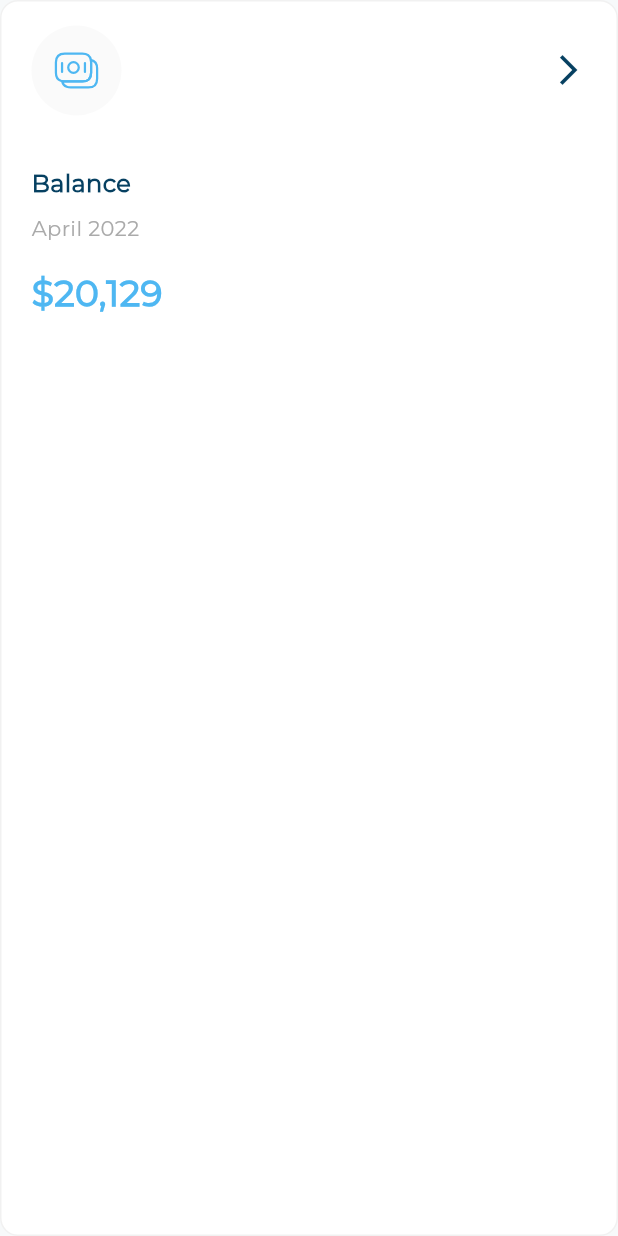
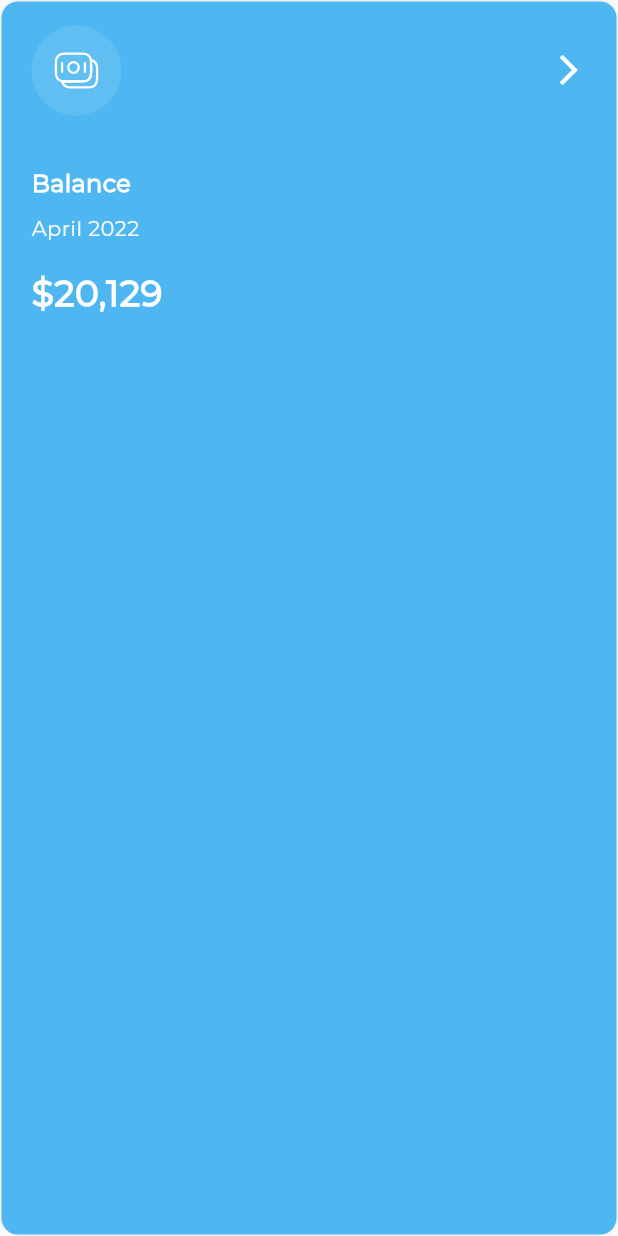
Before and after one commit to Nidhal-Khazene/Invoicing-Dashboard, a Flutter app: the ActiveAllExpensesItem widget shown alone on an empty page, opened directly with sample values from the repository, on a phone screen of 412 x 824 dp. Run offline on Flutter 3.47's test engine with Material 3 defaults, Android fonts, the phone set to English and light mode, and no system bars; our stand-ins replace flutter_svg.

Commit message:
active all expenses item part 1

```diff
--- a/lib/widgets/Active_and_inactive_all_expenses_item.dart
+++ b/lib/widgets/Active_and_inactive_all_expenses_item.dart
@@ -49,7 +49,7 @@ class ActiveAllExpensesItem extends StatelessWidget {
     return Container(
       padding: const EdgeInsets.symmetric(horizontal: 20, vertical: 16),
       decoration: ShapeDecoration(
-        color: Colors.white,
+        color: const Color(0xff4EB7F2),
         shape: RoundedRectangleBorder(
           side: const BorderSide(width: 1, color: Color(0xFFF1F1F1)),
           borderRadius: BorderRadius.circular(12),
@@ -58,13 +58,26 @@ class ActiveAllExpensesItem extends StatelessWidget {
       child: Column(
         crossAxisAlignment: CrossAxisAlignment.start,
         children: [
-          AllExpensesItemHeader(iconImage: allExpensesItemModel.icon),
+          AllExpensesItemHeader(
+            iconImage: allExpensesItemModel.icon,
+            iconColor: Colors.white,
+            backgroundIconColor: Colors.white.withValues(alpha: 0.10),
+          ),
           const SizedBox(height: 34),
-          Text(allExpensesItemModel.name, style: AppStyles.semiBold16),
+          Text(
+            allExpensesItemModel.name,
+            style: AppStyles.semiBold16.copyWith(color: Colors.white),
+          ),
           const SizedBox(height: 8),
-          Text(allExpensesItemModel.date, style: AppStyles.regular14),
+          Text(
+            allExpensesItemModel.date,
+            style: AppStyles.regular14.copyWith(color: const Color(0xffFAFAFA)),
+          ),
           const SizedBox(height: 16),
-          Text(allExpensesItemModel.price, style: AppStyles.semiBold24),
+          Text(
+            allExpensesItemModel.price,
+            style: AppStyles.semiBold24.copyWith(color: Colors.white),
+          ),
         ],
       ),
     );
--- a/lib/widgets/all_expenses_item.dart
+++ b/lib/widgets/all_expenses_item.dart
@@ -13,6 +13,6 @@ class AllExpensesItem extends StatelessWidget {
   final bool isActive;
   @override
   Widget build(BuildContext context) {
-    return InActiveAllExpensesItem(allExpensesItemModel: allExpensesItemModel);
+    return ActiveAllExpensesItem(allExpensesItemModel: allExpensesItemModel);
   }
 }
--- a/lib/widgets/all_expenses_item_header.dart
+++ b/lib/widgets/all_expenses_item_header.dart
@@ -4,8 +4,17 @@ import 'package:flutter_svg/flutter_svg.dart';
 import '../constants.dart';
 
 class AllExpensesItemHeader extends StatelessWidget {
-  const AllExpensesItemHeader({super.key, required this.iconImage});
+  const AllExpensesItemHeader({
+    super.key,
+    required this.iconImage,
+    this.iconColor,
+    this.backgroundIconColor,
+  });
+
   final String iconImage;
+  final Color? iconColor;
+  final Color? backgroundIconColor;
+
   @override
   Widget build(BuildContext context) {
     return Row(
@@ -13,18 +22,26 @@ class AllExpensesItemHeader extends StatelessWidget {
         Container(
           width: 60,
           height: 60,
-          decoration: const ShapeDecoration(
-            color: Color(0xFFFAFAFA),
-            shape: OvalBorder(),
+          decoration: ShapeDecoration(
+            color: backgroundIconColor ?? const Color(0xFFFAFAFA),
+            shape: const OvalBorder(),
           ),
-          child: Center(child: SvgPicture.asset(iconImage)),
+          child: Center(
+            child: SvgPicture.asset(
+              iconImage,
+              colorFilter: ColorFilter.mode(
+                iconColor ?? Colors.white,
+                BlendMode.srcIn,
+              ),
+            ),
+          ),
         ),
         const Spacer(),
         Transform.rotate(
           angle: -1.5708 * 2,
           child: Icon(
             Icons.arrow_back_ios_new_outlined,
-            color: kSecondaryColor,
+            color: iconColor ?? kSecondaryColor,
           ),
         ),
       ],
```
